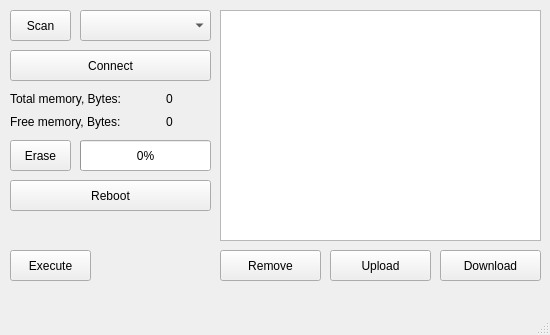
lovyan03/A-Explorer, file mainwindow.ui: the form before one commit.
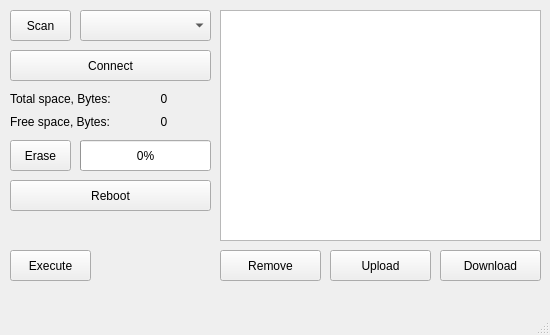
The form after the commit.

Commit message: protection memory from damaged filename

What changed in the file:
```diff
--- a/mainwindow.ui
+++ b/mainwindow.ui
@@ -116,7 +116,7 @@
      <item row="0" column="0">
       <widget class="QLabel" name="label">
        <property name="text">
-        <string>Total memory, Bytes:</string>
+        <string>Total space, Bytes:</string>
        </property>
       </widget>
      </item>
@@ -133,7 +133,7 @@
      <item row="1" column="0">
       <widget class="QLabel" name="label_2">
        <property name="text">
-        <string>Free memory, Bytes:</string>
+        <string>Free space, Bytes:</string>
        </property>
       </widget>
      </item>
```
The commit also changes 2 other files.
